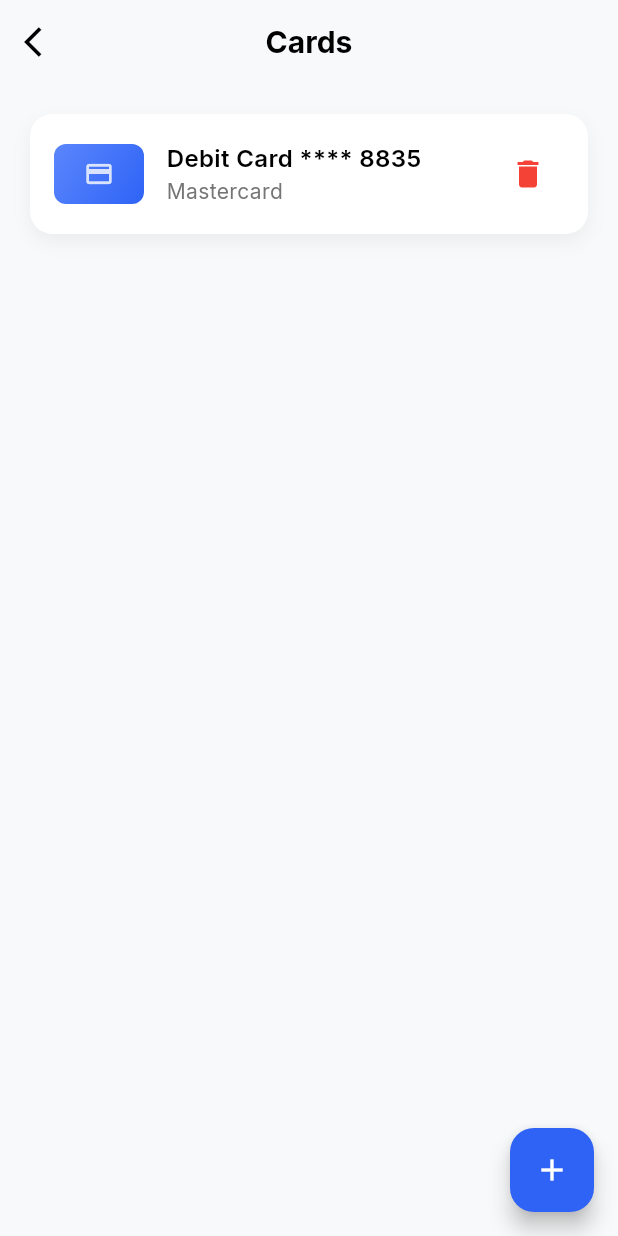
After one commit to Mheek-frosh/rexipaymobile, a Flutter app: the CardListScreen screen opened by its route, on a phone screen of 412 x 824 dp. The commit adds this screen. Run offline on Flutter 3.47's test engine with Material 3 defaults, Android fonts, the phone set to English and light mode, and no system bars; our stand-ins replace fl_chart, get, google_fonts.

Commit message:
added  add card screen and its dialog

```diff
--- /dev/null
+++ b/lib/bindings/card_binding.dart
@@ -0,0 +1,9 @@
+import 'package:get/get.dart';
+import '../controllers/card_management_controller.dart';
+
+class CardBinding extends Bindings {
+  @override
+  void dependencies() {
+    Get.lazyPut<CardManagementController>(() => CardManagementController());
+  }
+}
--- /dev/null
+++ b/lib/controllers/card_management_controller.dart
@@ -0,0 +1,77 @@
+import 'package:flutter/material.dart';
+import 'package:get/get.dart';
+
+class CardManagementController extends GetxController {
+  final cards = <Map<String, String>>[].obs;
+
+  // Form fields
+  final nameController = TextEditingController();
+  final cardNumberController = TextEditingController();
+  final expiryController = TextEditingController();
+  final cvvController = TextEditingController();
+
+  // PIN field
+  final pin = "".obs;
+
+  @override
+  void onInit() {
+    super.onInit();
+    // Default card for demonstration based on Image 5
+    cards.add({
+      'type': 'Debit Card',
+      'last4': '8835',
+      'network': 'Mastercard',
+      'image': 'assets/images/mastercard_logo.png', // Placeholder
+    });
+  }
+
+  void addPinDigit(String digit) {
+    if (pin.value.length < 4) {
+      pin.value += digit;
+    }
+
+    if (pin.value.length == 4) {
+      // PIN complete, proceed to success
+    }
+  }
+
+  void removePinDigit() {
+    if (pin.value.isNotEmpty) {
+      pin.value = pin.value.substring(0, pin.value.length - 1);
+    }
+  }
+
+  void clearForm() {
+    nameController.clear();
+    cardNumberController.clear();
+    expiryController.clear();
+    cvvController.clear();
+    pin.value = "";
+  }
+
+  void addCard() {
+    // In a real app, we'd validate and send to API
+    cards.add({
+      'type': 'Debit Card',
+      'last4': cardNumberController.text.substring(
+        cardNumberController.text.length - 4,
+      ),
+      'network': 'Visa', // Dummy
+      'image': 'assets/images/visa_logo.png', // Placeholder
+    });
+    clearForm();
+  }
+
+  void deleteCard(int index) {
+    cards.removeAt(index);
+  }
+
+  @override
+  void onClose() {
+    nameController.dispose();
+    cardNumberController.dispose();
+    expiryController.dispose();
+    cvvController.dispose();
+    super.onClose();
+  }
+}
--- a/lib/routes/app_pages.dart
+++ b/lib/routes/app_pages.dart
@@ -16,6 +16,9 @@ import '../screens/change_limit_screen.dart';
 import '../bindings/airtime_binding.dart';
 import '../bindings/crypto_binding.dart';
 import '../bindings/change_limit_binding.dart';
+import '../bindings/card_binding.dart';
+import '../screens/wallet/card_list_screen.dart';
+import '../screens/wallet/add_card_intro_screen.dart';
 import 'app_routes.dart';
 
 // ignore: avoid_classes_with_only_static_members
@@ -83,5 +86,15 @@ class AppPages {
       page: () => const ChangeLimitScreen(),
       binding: ChangeLimitBinding(),
     ),
+    GetPage(
+      name: Routes.CARDS_LIST,
+      page: () => const CardListScreen(),
+      binding: CardBinding(),
+    ),
+    GetPage(
+      name: Routes.ADD_CARD_INTRO,
+      page: () => const AddCardIntroScreen(),
+      binding: CardBinding(),
+    ),
   ];
 }
--- a/lib/routes/app_routes.dart
+++ b/lib/routes/app_routes.dart
@@ -14,6 +14,8 @@ abstract class Routes {
   static const CHOOSE_CRYPTO = _Paths.CHOOSE_CRYPTO;
   static const TRANSFER_CRYPTO = _Paths.TRANSFER_CRYPTO;
   static const CHANGE_LIMIT = _Paths.CHANGE_LIMIT;
+  static const CARDS_LIST = _Paths.CARDS_LIST;
+  static const ADD_CARD_INTRO = _Paths.ADD_CARD_INTRO;
 }
 
 abstract class _Paths {
@@ -31,4 +33,6 @@ abstract class _Paths {
   static const CHOOSE_CRYPTO = '/choose-crypto';
   static const TRANSFER_CRYPTO = '/transfer-crypto';
   static const CHANGE_LIMIT = '/change-limit';
+  static const CARDS_LIST = '/cards-list';
+  static const ADD_CARD_INTRO = '/add-card-intro';
 }
--- a/lib/screens/profile_screen.dart
+++ b/lib/screens/profile_screen.dart
@@ -5,8 +5,8 @@ import '../utils/app_colors.dart';
 import '../utils/app_text.dart';
 import '../utils/app_strings.dart';
 import '../controllers/theme_controller.dart';
-import '../controllers/main_controller.dart';
 import '../widgets/logout_dialog.dart';
+import '../routes/app_routes.dart';
 
 class ProfileScreen extends GetView<ThemeController> {
   const ProfileScreen({super.key});
@@ -137,7 +137,7 @@ class ProfileScreen extends GetView<ThemeController> {
                       iconBgColor: const Color(0xFFFFD166), // Yellow
                       title: AppStrings.cards,
                       onTap: () {
-                        Get.find<MainController>().changePage(1);
+                        Get.toNamed(Routes.CARDS_LIST);
                       },
                     ),
                     _buildDivider(),
--- /dev/null
+++ b/lib/screens/wallet/card_list_screen.dart
@@ -0,0 +1,110 @@
+import 'package:flutter/material.dart';
+import 'package:get/get.dart';
+import '../../utils/app_colors.dart';
+import '../../utils/app_text.dart';
+import '../../utils/app_strings.dart';
+import '../../controllers/card_management_controller.dart';
+import '../../routes/app_routes.dart';
+
+class CardListScreen extends GetView<CardManagementController> {
+  const CardListScreen({super.key});
+
+  @override
+  Widget build(BuildContext context) {
+    return Scaffold(
+      backgroundColor: AppColors.background,
+      appBar: AppBar(
+        backgroundColor: AppColors.background,
+        elevation: 0,
+        leading: IconButton(
+          icon: Icon(Icons.arrow_back_ios, color: AppColors.textPrimary),
+          onPressed: () => Get.back(),
+        ),
+        title: Text(
+          AppStrings.cards,
+          style: AppText.header2.copyWith(fontWeight: FontWeight.w700),
+        ),
+        centerTitle: true,
+      ),
+      body: Obx(() {
+        if (controller.cards.isEmpty) {
+          // Ideally should navigate to ADD_CARD_INTRO if empty, but for now show empty
+          return Center(
+            child: Text("No cards added yet", style: AppText.body1),
+          );
+        }
+
+        return ListView.builder(
+          padding: const EdgeInsets.all(20),
+          itemCount: controller.cards.length,
+          itemBuilder: (context, index) {
+            final card = controller.cards[index];
+            return Container(
+              margin: const EdgeInsets.only(bottom: 15),
+              padding: const EdgeInsets.all(16),
+              decoration: BoxDecoration(
+                color: AppColors.white,
+                borderRadius: BorderRadius.circular(15),
+                boxShadow: [
+                  BoxShadow(
+                    color: Colors.black.withOpacity(0.05),
+                    blurRadius: 10,
+                    offset: const Offset(0, 5),
+                  ),
+                ],
+              ),
+              child: Row(
+                children: [
+                  Container(
+                    width: 60,
+                    height: 40,
+                    decoration: BoxDecoration(
+                      gradient: const LinearGradient(
+                        colors: [Color(0xFF5B86FC), Color(0xFF2E63F6)],
+                        begin: Alignment.topLeft,
+                        end: Alignment.bottomRight,
+                      ),
+                      borderRadius: BorderRadius.circular(8),
+                    ),
+                    // In a real app, use Image.asset with logos
+                    child: Center(
+                      child: Icon(
+                        Icons.credit_card,
+                        color: Colors.white.withOpacity(0.8),
+                        size: 20,
+                      ),
+                    ),
+                  ),
+                  const SizedBox(width: 15),
+                  Expanded(
+                    child: Column(
+                      crossAxisAlignment: CrossAxisAlignment.start,
+                      children: [
+                        Text(
+                          '${card['type']} **** ${card['last4']}',
+                          style: AppText.body1.copyWith(
+                            fontWeight: FontWeight.w600,
+                          ),
+                        ),
+                        Text('${card['network']}', style: AppText.body2),
+                      ],
+                    ),
+                  ),
+                  IconButton(
+                    icon: const Icon(Icons.delete, color: Colors.red),
+                    onPressed: () => controller.deleteCard(index),
+                  ),
+                ],
+              ),
+            );
+          },
+        );
+      }),
+      floatingActionButton: FloatingActionButton(
+        backgroundColor: AppColors.primary,
+        onPressed: () => Get.toNamed(Routes.ADD_CARD_INTRO),
+        child: const Icon(Icons.add, color: Colors.white),
+      ),
+    );
+  }
+}
--- a/lib/utils/app_strings.dart
+++ b/lib/utils/app_strings.dart
@@ -140,4 +140,20 @@ class AppStrings {
   static const String addressHint = "Hold or paste reciever address";
   static const String destinationWarning =
       "Note: Make sure the destination wallet support BTC sent via this network.";
+  static const String cardAddedSuccessfully =
+      "Your card has been added successfully";
+  static const String enterPin = "Enter PIN";
+  static const String forgotPinQuestion = "Forgot PIN?";
+  static const String addNewCard = "Add New Card";
+  static const String name = "Name";
+  static const String enterFullName = "Enter Full Name";
+  static const String cardNumber = "Card Number";
+  static const String validThru = "Valid Thru";
+  static const String cvv = "CVV";
+  static const String add = "Add";
+  static const String finish = "Finish";
+  static const String done = "Done!";
+  static const String debitCard = "Debit Card";
+  static const String mastercard = "Master Card";
+  static const String addCard = "Add Card";
 }
```
Also changed, not shown: lib/screens/card_screen.dart (+8 -0 lines), lib/screens/wallet/add_card_intro_screen.dart (added, +66 -0 lines), lib/widgets/add_card_dialog.dart (added, +147 -0 lines), lib/widgets/card_pin_dialog.dart (added, +158 -0 lines), lib/widgets/card_success_dialog.dart (added, +135 -0 lines).
